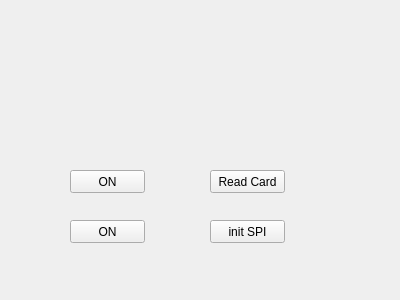
First picture: the form in widget.ui, repository arsinte-andrei/atpFtdiRc522, before the edit.
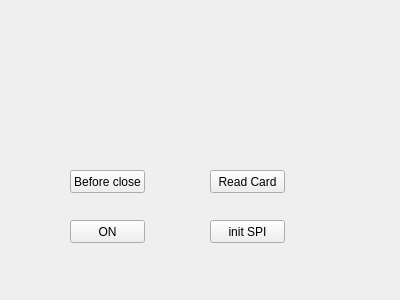
Second picture: the form after the edit.

Patch:
```diff
--- a/widget.ui
+++ b/widget.ui
@@ -49,7 +49,7 @@
     </rect>
    </property>
    <property name="text">
-    <string>ON</string>
+    <string>Before close</string>
    </property>
   </widget>
   <widget class="QPushButton" name="pushButton_4">
```
Left out of the diff: 4 changed lines with no effect on the pictures.
